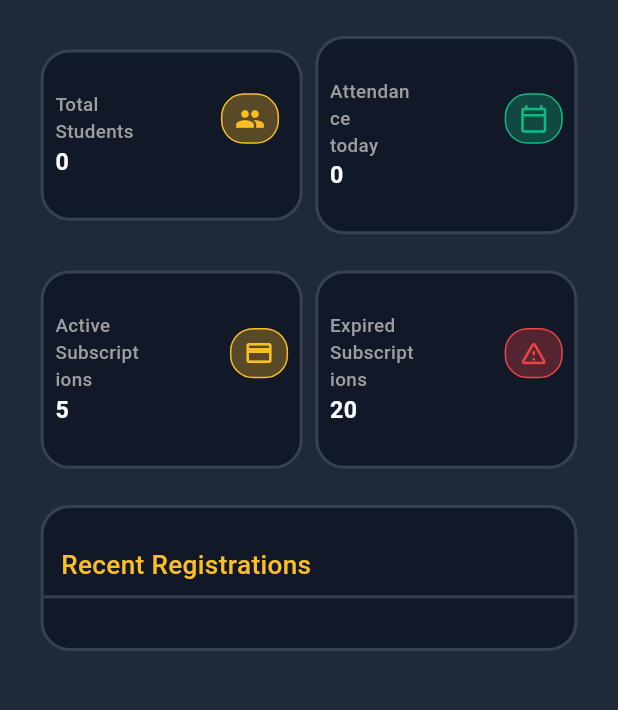
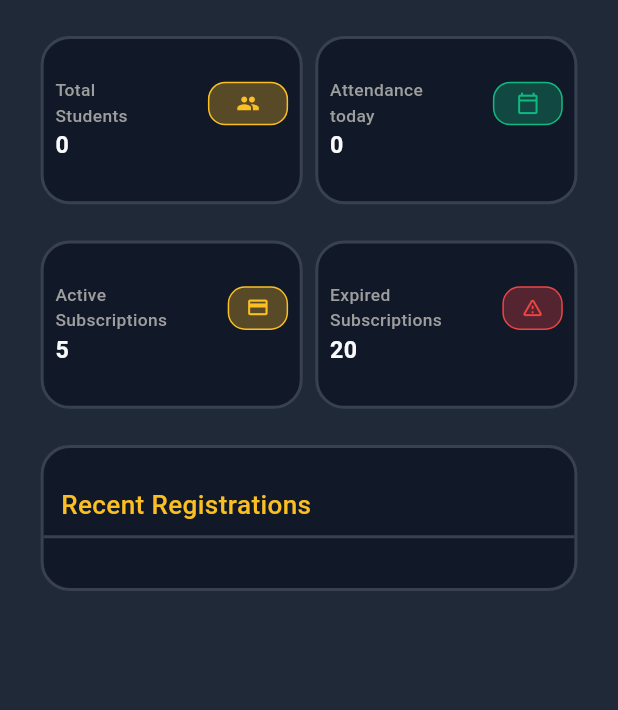
Before and after one commit to Mahfouz28/academy, a Flutter app: the DashboardPage screen opened by its route, on a phone screen of 412 x 824 dp, the part 206-916 px from its top. Run offline on Flutter 3.47's test engine with Material 3 defaults, Android fonts, the phone set to English and light mode, and no system bars; our stand-ins replace bloc, flutter_bloc, flutter_screenutil, supabase_flutter, timeago; accounts and stored records are empty.

Commit message:
fixe show info card

```diff
--- a/lib/core/widgets/show_info_card.dart
+++ b/lib/core/widgets/show_info_card.dart
@@ -32,25 +32,26 @@ class ShowInfoCard extends StatelessWidget {
             crossAxisAlignment: CrossAxisAlignment.start,
             children: [
               Row(
+                mainAxisSize: MainAxisSize.max,
                 children: [
-                  Flexible(
-                    child: Text(
+                  Text(
                     softWrap: true,
                     title,
                     style: TextStyle(
                       overflow: TextOverflow.visible,
                       color: Colors.grey,
-                        fontSize: 13.sp,
+                      fontSize: 12.sp,
                       fontWeight: FontWeight.w500,
                     ),
                   ),
-                  ),
                   const Spacer(),
-                  DashBordCardIcon(
+                  Flexible(
+                    child: DashBordCardIcon(
                       backgroundColor: iconBackgroundColor.withOpacity(0.3),
                       borderColor: iconBorderColor,
                       color: iconColor,
                       icon: icon,
+                    ),
                   ),
                 ],
               ),
--- a/lib/features/dashboard/presentation/widgets/dash_bord_card_icon.dart
+++ b/lib/features/dashboard/presentation/widgets/dash_bord_card_icon.dart
@@ -26,10 +26,12 @@ class DashBordCardIcon extends StatelessWidget {
       padding: EdgeInsets.symmetric(horizontal: 8.w, vertical: 6.h),
       decoration: BoxDecoration(
         color: backgroundColor,
-        borderRadius: BorderRadius.circular(16.r),
+        borderRadius: BorderRadius.circular(12.r),
         border: Border.all(color: borderColor),
       ),
-      child: Center(child: Icon(icon, color: color, size: 20)),
+      child: Center(
+        child: Icon(icon, color: color, size: 16.sp),
+      ),
     );
   }
 }
```
Lines whose indentation alone changed are shown as unchanged.
